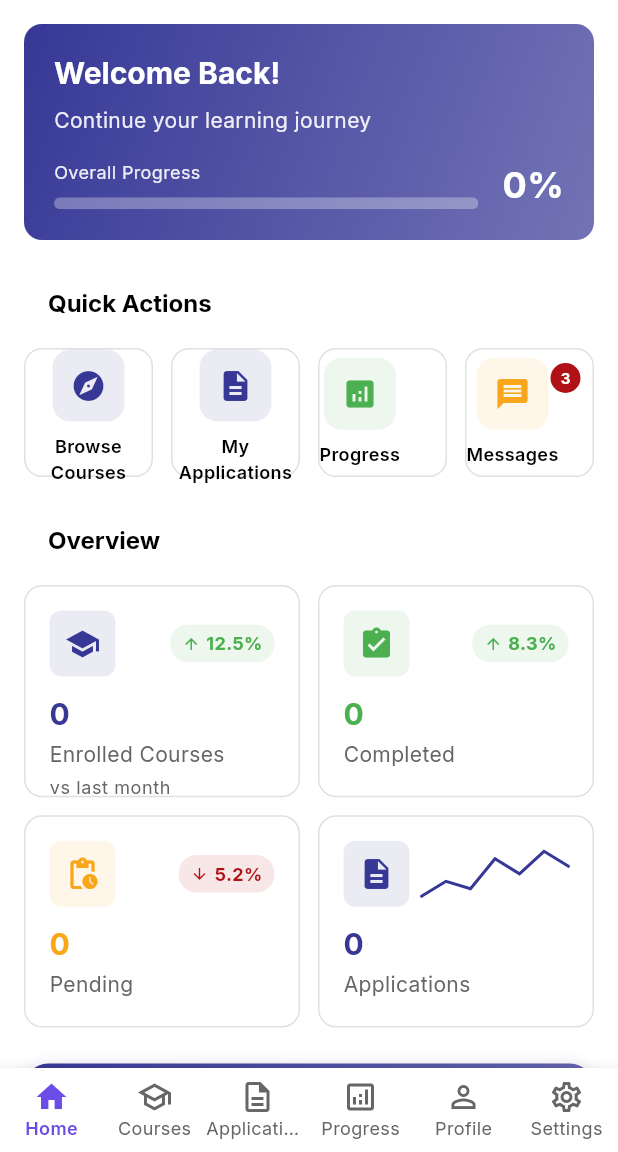
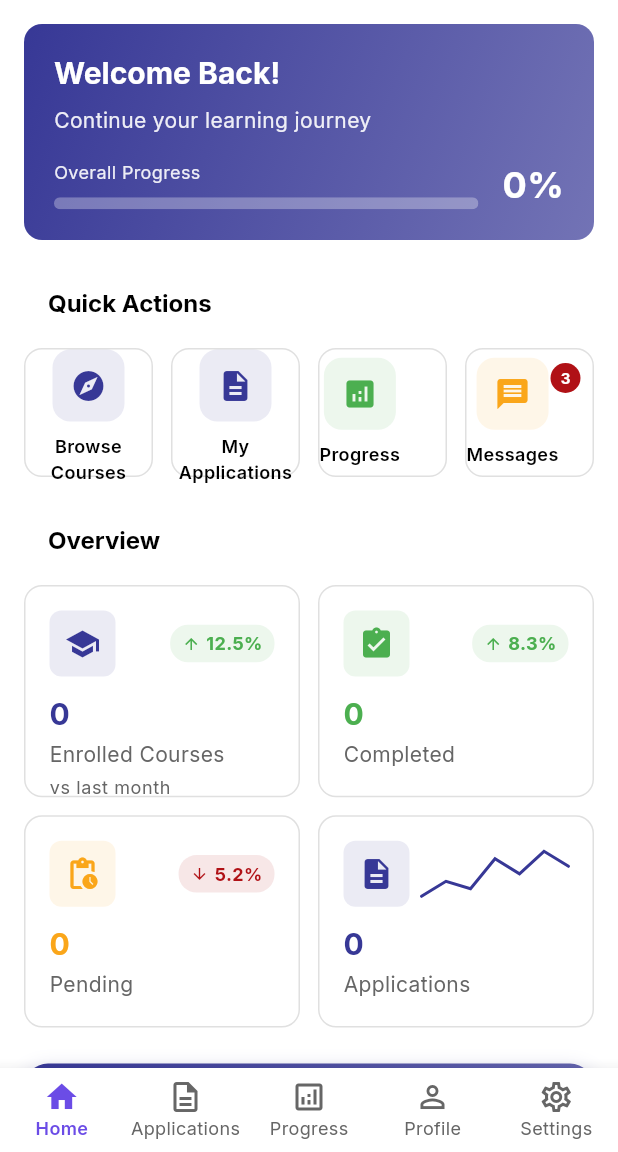
Before and after one commit to goub0000/Flow, a Flutter app: the StudentDashboardScreen screen opened by its route, on a phone screen of 412 x 824 dp, the part 84-1236 px from its top. Run offline on Flutter 3.47's test engine with Material 3 defaults, Android fonts, the phone set to English and light mode, and no system bars; our stand-ins replace dio, file_picker, fl_chart, flutter_riverpod, freezed_annotation, go_router and 5 more; missing offline and left inert: dart:html; accounts and stored records are empty; network calls fail.

Commit message:
fix: Add institution_id to application submission and remove courses tab
- Remove confusing courses tab from student dashboard
- Add institution_id (UUID) to application submission payload
- Update submitApplication to include required institution_id field
- Add validation to ensure institution is selected before submission
- Fixes FK constraint error when creating applications
- Students must now select registered institution before applying

```diff
--- a/lib/features/student/dashboard/presentation/student_dashboard_screen.dart
+++ b/lib/features/student/dashboard/presentation/student_dashboard_screen.dart
@@ -7,7 +7,6 @@ import '../../../shared/widgets/stats_widgets.dart';
 import '../../../shared/widgets/dashboard_widgets.dart';
 import '../../../shared/cookies/presentation/cookie_banner.dart';
 import '../../progress/presentation/progress_screen.dart';
-import '../../courses/presentation/courses_list_screen.dart';
 import '../../applications/presentation/applications_list_screen.dart';
 import '../../../shared/profile/profile_screen.dart';
 import '../../../shared/settings/settings_screen.dart';
@@ -29,7 +28,6 @@ class _StudentDashboardScreenState
 
   final List<Widget> _pages = [
     const _DashboardHomeTab(),
-    const CoursesListScreen(),
     const ApplicationsListScreen(),
     const ProgressScreen(),
     const ProfileScreen(),
@@ -53,11 +51,6 @@ class _StudentDashboardScreenState
               icon: Icons.home_outlined,
               activeIcon: Icons.home,
               label: 'Home',
-            ),
-            DashboardNavigationItem(
-              icon: Icons.school_outlined,
-              activeIcon: Icons.school,
-              label: 'Courses',
             ),
             DashboardNavigationItem(
               icon: Icons.description_outlined,
--- a/lib/features/student/providers/student_applications_provider.dart
+++ b/lib/features/student/providers/student_applications_provider.dart
@@ -87,12 +87,14 @@ class ApplicationsNotifier extends StateNotifier<ApplicationsState> {
 
   /// Submit new application via backend API
   Future<bool> submitApplication({
+    required String institutionId,  // Added institution_id (UUID)
     required String institutionName,
     required String programName,
     required Map<String, dynamic> personalInfo,
     required Map<String, dynamic> academicInfo,
     required Map<String, dynamic> documents,
     String? programId,
+    String? applicationType,  // Added application_type
     double? applicationFee,
   }) async {
     state = state.copyWith(isSubmitting: true, error: null);
@@ -110,7 +112,9 @@ class ApplicationsNotifier extends StateNotifier<ApplicationsState> {
       final response = await _apiClient.post(
         ApiConfig.applications,
         data: {
-          'program_id': programId,
+          'institution_id': institutionId,  // Send institution UUID
+          'program_id': programId ?? institutionId,  // Use program_id if available, fallback to institution_id
+          'application_type': applicationType ?? 'undergraduate',  // Default to undergraduate
           'institution_name': institutionName,
           'program_name': programName,
           'personal_info': personalInfo,
```
Also changed, not shown: lib/features/student/applications/presentation/create_application_screen.dart (+12 -0 lines), 2 other files.
